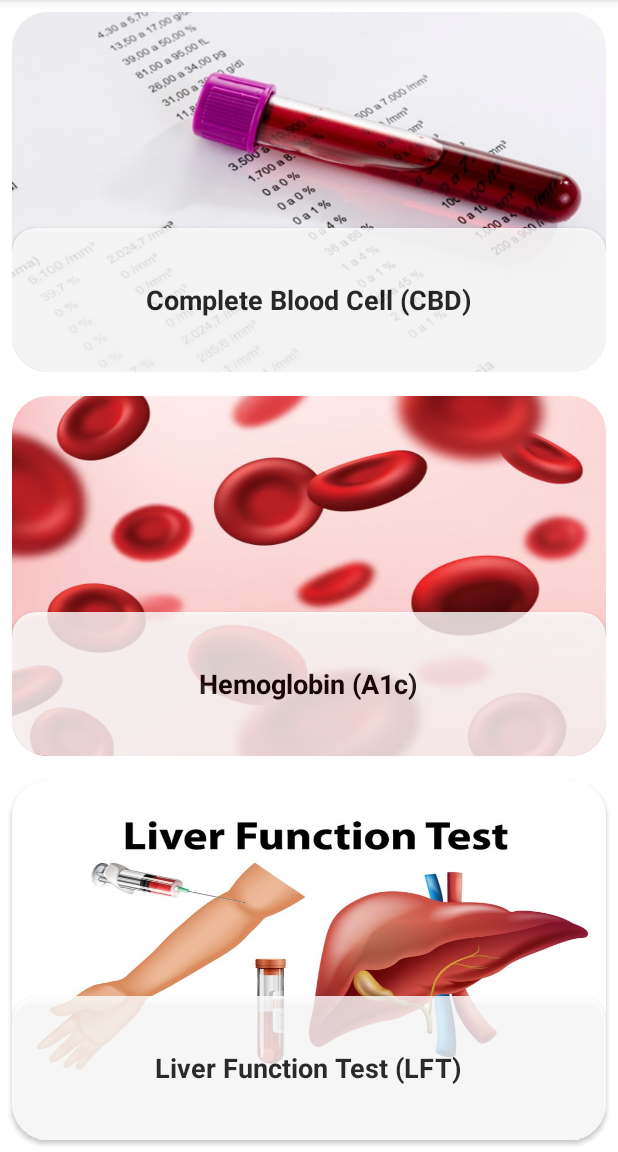
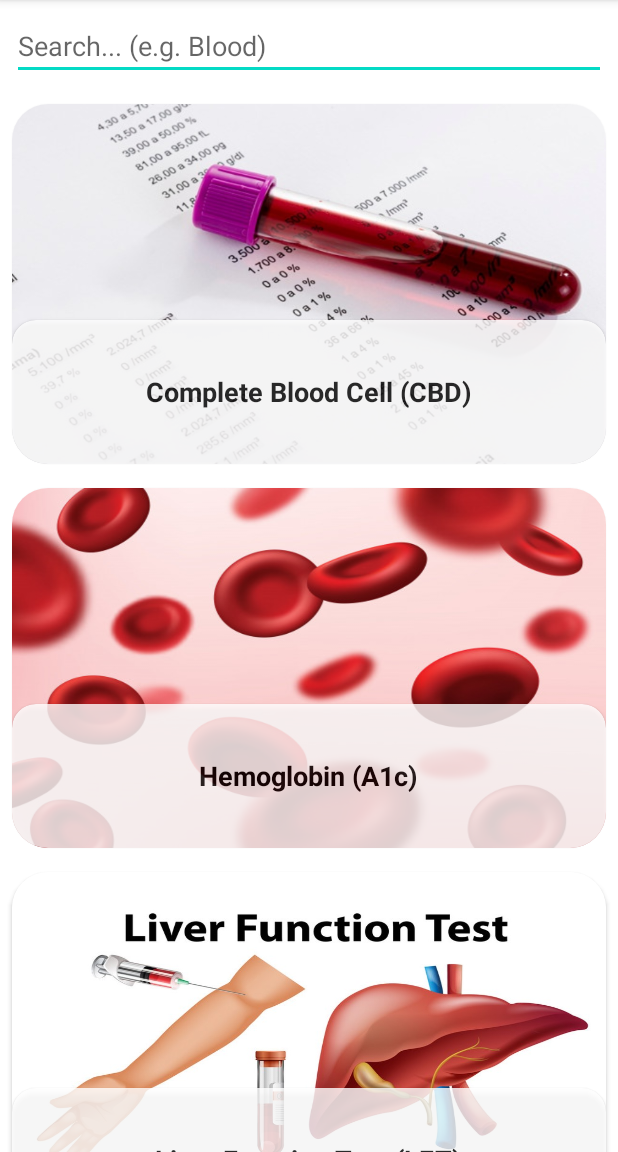
Before and after one commit to AhmedMaad/LABello, an Android app: the screen it shows after launch (TestsActivity), on a phone screen of 412 x 824 dp, the part 84-1236 px from its top. Run offline under Robolectric (Android 15) with nearby library versions, the phone set to English and light mode, and no system bars.

Commit message:
searhing in test library is done

```diff
--- a/app/src/main/java/com/example/labello/testslibrary/TestsActivity.java
+++ b/app/src/main/java/com/example/labello/testslibrary/TestsActivity.java
@@ -4,6 +4,9 @@ import androidx.appcompat.app.AppCompatActivity;
 import androidx.recyclerview.widget.RecyclerView;
 
 import android.os.Bundle;
+import android.text.Editable;
+import android.text.TextWatcher;
+import android.widget.EditText;
 
 import com.example.labello.R;
 
@@ -11,12 +14,15 @@ import java.util.ArrayList;
 
 public class TestsActivity extends AppCompatActivity {
 
+    private ArrayList<TestsLibraryModel> models = new ArrayList<>();
+    private ArrayList<TestsLibraryModel> searchList = new ArrayList<>();
+    private TestsLibraryAdapter adapter;
+
     @Override
     protected void onCreate(Bundle savedInstanceState) {
         super.onCreate(savedInstanceState);
         setContentView(R.layout.activity_tests);
 
-        ArrayList<TestsLibraryModel> models = new ArrayList<>();
         models.add(new TestsLibraryModel("Complete Blood Cell (CBD)", R.drawable.cbc));
         models.add(new TestsLibraryModel("Hemoglobin (A1c)", R.drawable.hemoglobin));
         models.add(new TestsLibraryModel("Liver Function Test (LFT)", R.drawable.liver));
@@ -28,9 +34,34 @@ public class TestsActivity extends AppCompatActivity {
         models.add(new TestsLibraryModel("Blood & Urine Test (BUT)", R.drawable.blood_urine));
         models.add(new TestsLibraryModel("Fast Blood Glucode Level", R.drawable.glucose));
 
-        TestsLibraryAdapter adapter = new TestsLibraryAdapter(this, models);
+        adapter = new TestsLibraryAdapter(this, models);
         RecyclerView rv = findViewById(R.id.rv);
         rv.setAdapter(adapter);
+
+        EditText searchET = findViewById(R.id.et_search);
+        searchET.addTextChangedListener(new TextWatcher() {
+            @Override
+            public void beforeTextChanged(CharSequence s, int start, int count, int after) {
+
+            }
+
+            @Override
+            public void onTextChanged(CharSequence s, int start, int before, int count) {
+
+            }
+
+            @Override
+            public void afterTextChanged(Editable s) {
+                searchList.clear();
+                for (TestsLibraryModel test : models) {
+                    if (test.getName().toLowerCase().contains(s.toString().toLowerCase())) {
+                        searchList.add(test);
+                    }
+                }
+                adapter = new TestsLibraryAdapter(TestsActivity.this, searchList);
+                rv.setAdapter(adapter);
+            }
+        });
 
     }
 
--- a/app/src/main/res/layout/activity_tests.xml
+++ b/app/src/main/res/layout/activity_tests.xml
@@ -1,10 +1,18 @@
 <?xml version="1.0" encoding="utf-8"?>
-<FrameLayout xmlns:android="http://schemas.android.com/apk/res/android"
+<LinearLayout xmlns:android="http://schemas.android.com/apk/res/android"
     xmlns:app="http://schemas.android.com/apk/res-auto"
     xmlns:tools="http://schemas.android.com/tools"
     android:layout_width="match_parent"
     android:layout_height="match_parent"
+    android:orientation="vertical"
     tools:context=".testslibrary.TestsActivity">
+
+    <EditText
+        android:id="@+id/et_search"
+        android:layout_width="match_parent"
+        android:layout_height="wrap_content"
+        android:layout_margin="8dp"
+        android:hint="Search... (e.g. Blood)" />
 
     <androidx.recyclerview.widget.RecyclerView
         android:id="@+id/rv"
@@ -12,4 +20,4 @@
         android:layout_height="wrap_content"
         app:layoutManager="androidx.recyclerview.widget.LinearLayoutManager" />
 
-</FrameLayout>
+</LinearLayout>
```
